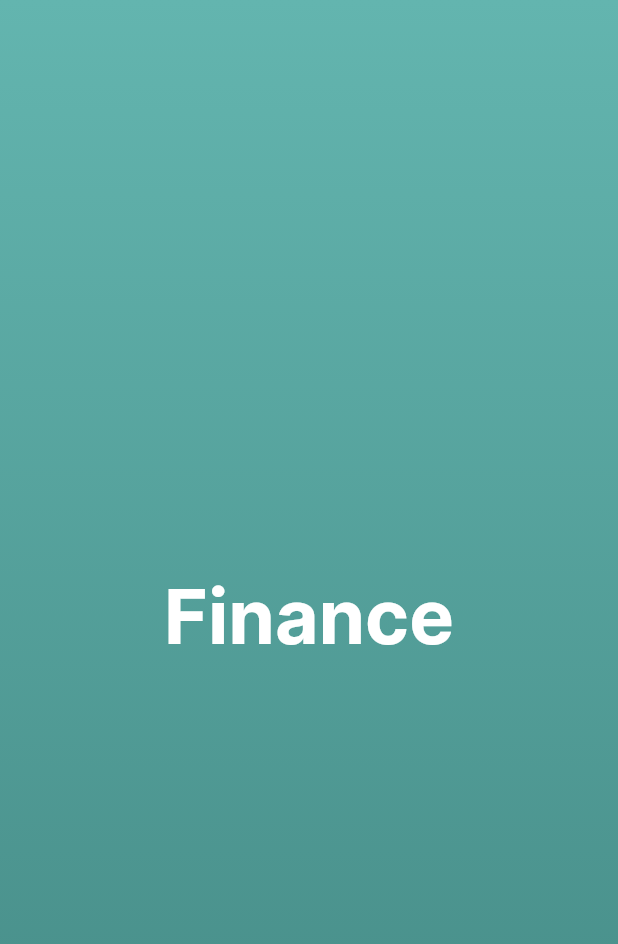
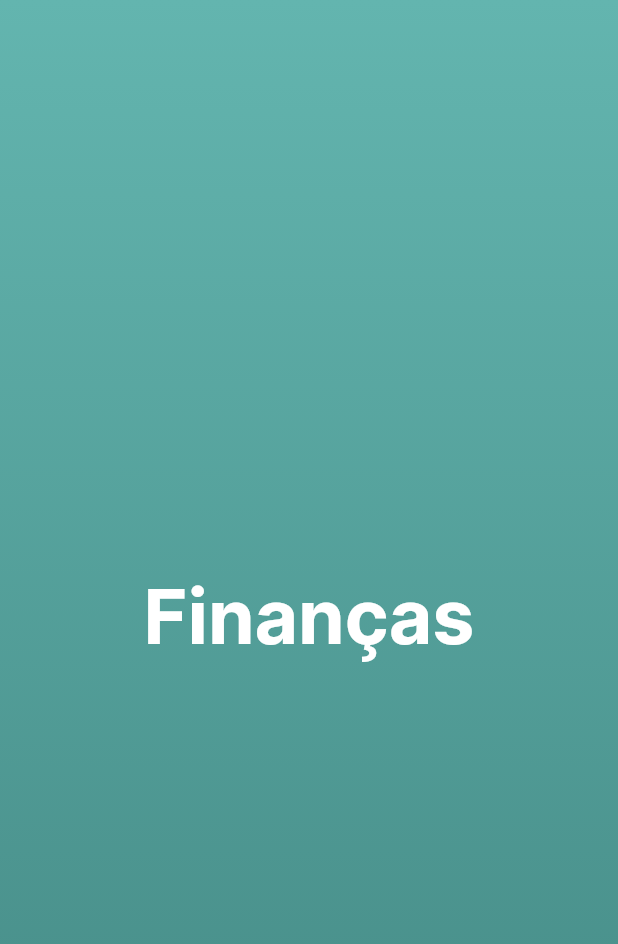
Before and after one commit to flutter-preview/CadisRaziel-finance_app_flutter, a Flutter app: the SplashPage screen opened directly, on a phone screen of 412 x 824 dp. Shown: the top 944 px of the screen. Run offline on Flutter 3.47's test engine with Material 2 defaults, Android fonts, the phone set to English and light mode, and no system bars; our stand-ins replace logger.

Commit message:
translate title to portuguese

```diff
--- a/lib/view/splash/splash_page.dart
+++ b/lib/view/splash/splash_page.dart
@@ -18,7 +18,7 @@ class SplashPage extends StatelessWidget {
         ),
         child: Center(
           child: Text(
-            "Finance",
+            "Finanças",
             style: AppTextStyle.bigText.copyWith(
               color: AppColors.white,
             ),
```
